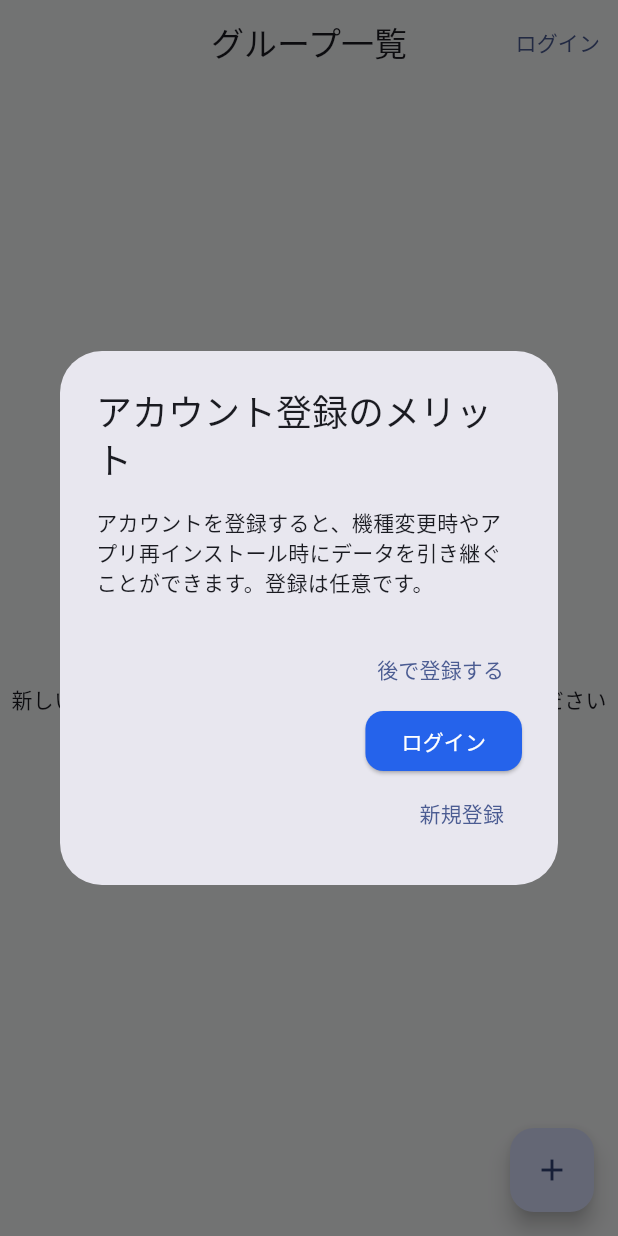
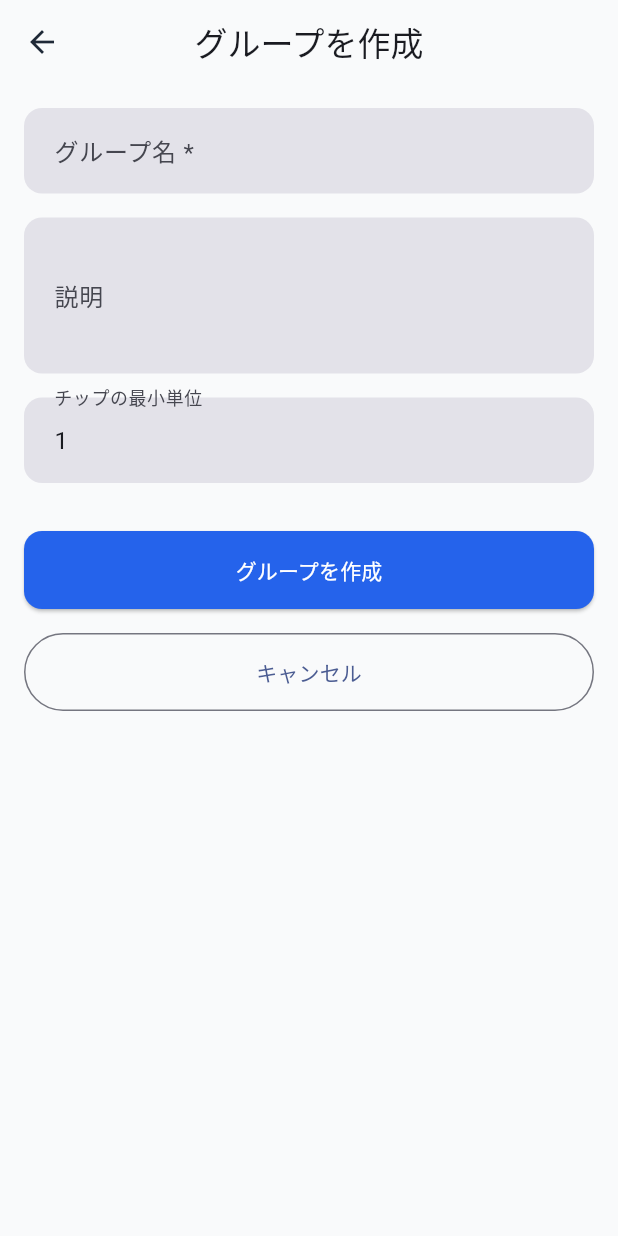
Before and after one commit to yukanke-saab/chip-manager-app, a Flutter app: the screen it shows after launch, after a tap on the "add" icon, on a phone screen of 412 x 824 dp. Run offline on Flutter 3.47's test engine with Material 3 defaults, Android fonts, the light colour scheme and no system bars; our stand-ins replace flutter_secure_storage, flutter_spinkit, go_router, shared_preferences, supabase_flutter; accounts and stored records are empty; network calls fail.

Commit message:
グループ作成画面を実装
1. グループ作成画面を実装
2. ルートを追加
3. FloatingActionButtonからグループ作成画面へ遷移するよう修正

```diff
--- /dev/null
+++ b/lib/presentation/screens/groups/create_group.dart
@@ -0,0 +1 @@
+export 'create_group/create_group_screen.dart';
--- /dev/null
+++ b/lib/presentation/screens/groups/create_group/create_group_screen.dart
@@ -0,0 +1,215 @@
+import 'package:flutter/material.dart';
+import 'package:flutter/services.dart';
+import 'package:go_router/go_router.dart';
+import '../../../../core/themes/app_colors.dart';
+import '../../../../data/repositories/group_repository.dart';
+
+class CreateGroupScreen extends StatefulWidget {
+  const CreateGroupScreen({Key? key}) : super(key: key);
+
+  @override
+  State<CreateGroupScreen> createState() => _CreateGroupScreenState();
+}
+
+class _CreateGroupScreenState extends State<CreateGroupScreen> {
+  final _formKey = GlobalKey<FormState>();
+  final _nameController = TextEditingController();
+  final _descriptionController = TextEditingController();
+  final _chipUnitController = TextEditingController(text: '1');
+
+  final _groupRepository = GroupRepository();
+
+  bool _isCreating = false;
+  String? _errorMessage;
+
+  @override
+  void dispose() {
+    _nameController.dispose();
+    _descriptionController.dispose();
+    _chipUnitController.dispose();
+    super.dispose();
+  }
+
+  Future<void> _createGroup() async {
+    if (!_formKey.currentState!.validate()) {
+      return;
+    }
+
+    setState(() {
+      _isCreating = true;
+      _errorMessage = null;
+    });
+
+    try {
+      final groupId = await _groupRepository.createGroup(
+        name: _nameController.text.trim(),
+        description: _descriptionController.text.trim(),
+        chipUnit: _chipUnitController.text.trim().isEmpty
+            ? '1' : _chipUnitController.text.trim(),
+      );
+
+      if (!mounted) return;
+
+      // 成功メッセージを表示
+      ScaffoldMessenger.of(context).showSnackBar(
+        const SnackBar(content: Text('グループを作成しました！')),
+      );
+
+      // グループ一覧画面に戻る
+      context.pop();
+
+      // TODO: 作成したグループの詳細画面に遷移
+      // context.push('/groups/$groupId');
+
+    } catch (e) {
+      setState(() {
+        _errorMessage = e.toString();
+      });
+    } finally {
+      if (mounted) {
+        setState(() {
+          _isCreating = false;
+        });
+      }
+    }
+  }
+
+  @override
+  Widget build(BuildContext context) {
+    return Scaffold(
+      appBar: AppBar(
+        title: const Text('グループを作成'),
+      ),
+      body: SafeArea(
+        child: Form(
+          key: _formKey,
+          child: ListView(
+            padding: const EdgeInsets.all(16),
+            children: [
+              // エラーメッセージ（あれば表示）
+              if (_errorMessage != null)
+                Container(
+                  padding: const EdgeInsets.all(8),
+                  margin: const EdgeInsets.only(bottom: 16),
+                  decoration: BoxDecoration(
+                    color: Colors.red.shade100,
+                    borderRadius: BorderRadius.circular(8),
+                  ),
+                  child: Row(
+                    children: [
+                      const Icon(Icons.error_outline, color: Colors.red),
+                      const SizedBox(width: 8),
+                      Expanded(
+                        child: Text(
+                          _errorMessage!,
+                          style: const TextStyle(color: Colors.red),
+                        ),
+                      ),
+                    ],
+                  ),
+                ),
+
+              // グループ名
+              TextFormField(
+                controller: _nameController,
+                decoration: const InputDecoration(
+                  labelText: 'グループ名 *',
+                  hintText: '例: ポーカーチーム',
+                  border: OutlineInputBorder(),
+                ),
+                validator: (value) {
+                  if (value == null || value.trim().isEmpty) {
+                    return 'グループ名は必須です';
+                  }
+                  if (value.length > 50) {
+                    return 'グループ名は50文字以内で入力してください';
+                  }
+                  return null;
+                },
+                textInputAction: TextInputAction.next,
+              ),
+              const SizedBox(height: 16),
+
+              // 説明
+              TextFormField(
+                controller: _descriptionController,
+                decoration: const InputDecoration(
+                  labelText: '説明',
+                  hintText: '例: 毎週金曜日に集まるポーカーグループ',
+                  border: OutlineInputBorder(),
+                ),
+                maxLines: 3,
+                validator: (value) {
+                  if (value != null && value.length > 200) {
+                    return '説明は200文字以内で入力してください';
+                  }
+                  return null;
+                },
+                textInputAction: TextInputAction.next,
+              ),
+              const SizedBox(height: 16),
+
+              // チップ単位
+              TextFormField(
+                controller: _chipUnitController,
+                decoration: const InputDecoration(
+                  labelText: 'チップの最小単位',
+                  hintText: '例: 1, 5, 10 など',
+                  border: OutlineInputBorder(),
+                ),
+                keyboardType: TextInputType.number,
+                inputFormatters: [
+                  FilteringTextInputFormatter.digitsOnly,
+                ],
+                validator: (value) {
+                  if (value == null || value.trim().isEmpty) {
+                    return null; // 空欄の場合はデフォルト値（1）が使用される
+                  }
+                  int? number = int.tryParse(value);
+                  if (number == null || number <= 0) {
+                    return '正の整数を入力してください';
+                  }
+                  if (number > 10000) {
+                    return '10000以下の値を入力してください';
+                  }
+                  return null;
+                },
+              ),
+
+              const SizedBox(height: 32),
+
+              // 作成ボタン
+              ElevatedButton(
+                onPressed: _isCreating ? null : _createGroup,
+                style: ElevatedButton.styleFrom(
+                  padding: const EdgeInsets.symmetric(vertical: 16),
+                ),
+                child: _isCreating
+                    ? const SizedBox(
+                        height: 24,
+                        width: 24,
+                        child: CircularProgressIndicator(
+                          strokeWidth: 2,
+                          color: Colors.white,
+                        ),
+                      )
+                    : const Text('グループを作成'),
+              ),
+
+              const SizedBox(height: 16),
+
+              // 戻るボタン
+              OutlinedButton(
+                onPressed: () => Navigator.pop(context),
+                style: OutlinedButton.styleFrom(
+                  padding: const EdgeInsets.symmetric(vertical: 16),
+                ),
+                child: const Text('キャンセル'),
+              ),
+            ],
+          ),
+        ),
+      ),
+    );
+  }
+}
--- a/lib/presentation/screens/groups/groups_screen.dart
+++ b/lib/presentation/screens/groups/groups_screen.dart
@@ -142,8 +142,9 @@ class _GroupsScreenState extends State<GroupsScreen> {
             // 必須ではないが、メリットを説明
             _showLoginPromptDialog();
           }
-          // TODO: グループ作成画面へ遷移
-          // context.push('/groups/create');
+
+          // グループ作成画面へ遷移
+          context.push('/groups/create');
         },
         tooltip: '新しいグループを作成',
         child: const Icon(Icons.add),
--- a/lib/routes.dart
+++ b/lib/routes.dart
@@ -1,43 +1,19 @@
 import 'package:flutter/material.dart';
 import 'package:go_router/go_router.dart';
-import 'package:supabase_flutter/supabase_flutter.dart';
-import 'data/repositories/auth_repository.dart';
 import 'presentation/screens/auth/login_screen.dart';
 import 'presentation/screens/auth/register_screen.dart';
 import 'presentation/screens/auth/forgot_password_screen.dart';
 import 'presentation/screens/splash_screen.dart';
 import 'presentation/screens/groups/groups_screen.dart';
+import 'presentation/screens/groups/create_group.dart';
 
 class AppRouter {
   static final _rootNavigatorKey = GlobalKey<NavigatorState>();
-
-  // 認証リポジトリ
-  static final _authRepository = AuthRepository();
 
   static final GoRouter router = GoRouter(
     initialLocation: '/',
     navigatorKey: _rootNavigatorKey,
     debugLogDiagnostics: true,
-
-    // リダイレクト処理
-    redirect: (BuildContext context, GoRouterState state) async {
-      // スプラッシュ画面はリダイレクトしない
-      if (state.matchedLocation == '/') {
-        return null;
-      }
-
-      // 認証関連のページへは自由にアクセス可能
-      final isAuthPage = state.matchedLocation == '/login' ||
-                         state.matchedLocation == '/register' ||
-                         state.matchedLocation == '/forgot-password';
-
-      if (isAuthPage) {
-        return null;
-      }
-
-      // それ以外の場合はリダイレクトなし（匿名セッションが自動的に作成されるため）
-      return null;
-    },
 
     routes: [
       // スプラッシュ画面
@@ -66,7 +42,12 @@ class AppRouter {
         builder: (context, state) => const GroupsScreen(),
       ),
 
-      // TODO: 以下のルートは今後実装予定
+      // グループ作成画面
+      GoRoute(
+        path: '/groups/create',
+        builder: (context, state) => const CreateGroupScreen(),
+      ),
+
       // グループ詳細画面
       // GoRoute(
       //   path: '/groups/:id',
```
